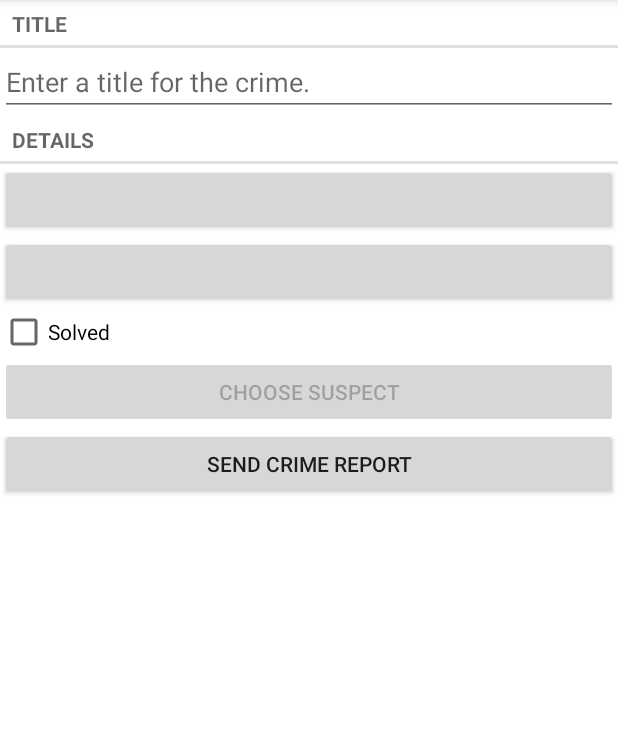
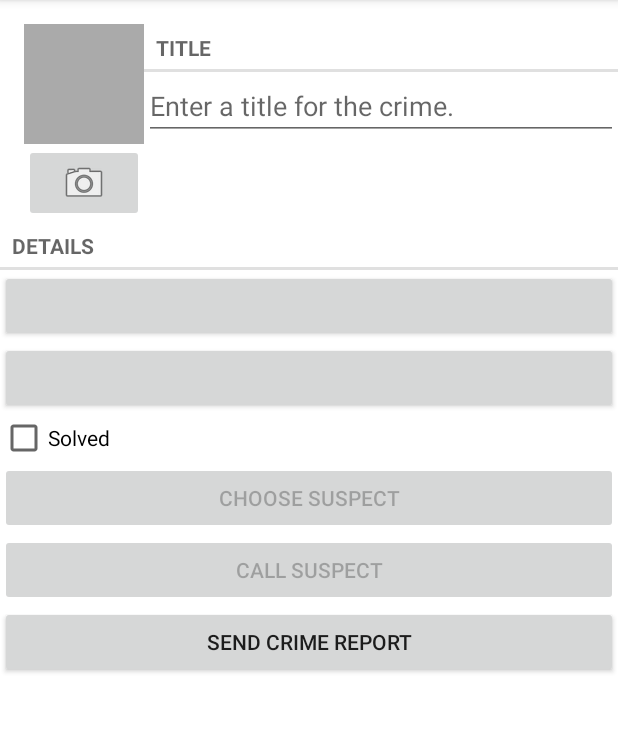
Before and after one commit to abdullahalamodi/android-kotlin-lec9_10, an Android app: the screen it shows after launch (MainActivity), after a tap on an icon or button, on a phone screen of 412 x 824 dp, the part 84-816 px from its top. Run offline under Robolectric (Android 15) with nearby library versions, the phone set to English and light mode, and no system bars; our stand-ins replace Room's generated code; 1 statement that could not run was skipped.

Commit message:
get suspect-phone and call suspect -ch_14-

```diff
--- a/app/src/main/AndroidManifest.xml
+++ b/app/src/main/AndroidManifest.xml
@@ -1,6 +1,7 @@
 <?xml version="1.0" encoding="utf-8"?>
 <manifest xmlns:android="http://schemas.android.com/apk/res/android"
     package="com.abdullahalamodi.criminalintent">
+    <uses-permission android:name="android.permission.READ_CONTACTS"/>
 
     <application
         android:name=".CriminalIntentApplication"
@@ -17,6 +18,16 @@
                 <category android:name="android.intent.category.LAUNCHER" />
             </intent-filter>
         </activity>
+
+        <provider
+            android:name="androidx.core.content.FileProvider"
+            android:authorities="com.abdullahalamodi.criminalintent.fileprovider"
+            android:exported="false"
+            android:grantUriPermissions="true">
+            <meta-data
+                android:name="android.support.FILE_PROVIDER_PATHS"
+                android:resource="@xml/files"/>
+        </provider>
     </application>
 
 </manifest>
--- a/app/src/main/java/com/abdullahalamodi/criminalintent/Crime.kt
+++ b/app/src/main/java/com/abdullahalamodi/criminalintent/Crime.kt
@@ -9,6 +9,7 @@ data class Crime(@PrimaryKey
     var title: String = "",
     var date: Date = Date(),
     var isSolved: Boolean = false,
-    var suspect: String = ""
+    var suspect: String = "",
+    var suspectPhone: String = ""
     //var requiresPolice: Boolean = false
 )
--- a/app/src/main/java/com/abdullahalamodi/criminalintent/CrimeFragment.kt
+++ b/app/src/main/java/com/abdullahalamodi/criminalintent/CrimeFragment.kt
@@ -13,9 +13,7 @@ import android.text.format.DateFormat.format
 import android.view.LayoutInflater
 import android.view.View
 import android.view.ViewGroup
-import android.widget.Button
-import android.widget.CheckBox
-import android.widget.EditText
+import android.widget.*
 import androidx.fragment.app.Fragment
 import androidx.lifecycle.ViewModelProviders
 import java.text.SimpleDateFormat
@@ -39,6 +37,10 @@ class CrimeFragment : Fragment(),
     private lateinit var solvedCheckBox: CheckBox
     private lateinit var reportButton: Button
     private lateinit var suspectButton: Button
+    private lateinit var suspectPhoneButton: Button
+    private lateinit var photoButton: ImageButton
+    private lateinit var photoView: ImageView
+
 
 
     private val crimeDetailViewModel: CrimeDetailViewModel by lazy {
@@ -64,6 +66,9 @@ class CrimeFragment : Fragment(),
         solvedCheckBox = view.findViewById(R.id.crime_solved);
         reportButton = view.findViewById(R.id.crime_report)
         suspectButton = view.findViewById(R.id.crime_suspect)
+        suspectPhoneButton = view.findViewById(R.id.suspect_phone)
+        photoButton = view.findViewById(R.id.crime_camera) as ImageButton
+        photoView = view.findViewById(R.id.crime_photo) as ImageView
 //        dateButton.apply {
 //            text = crime.date.toString()
 //            isEnabled = false
@@ -112,10 +117,21 @@ class CrimeFragment : Fragment(),
             //pickContactIntent.addCategory(Intent.CATEGORY_HOME)
             val packageManager: PackageManager = requireActivity().packageManager
             val resolvedActivity: ResolveInfo? =
-                packageManager.resolveActivity(pickContactIntent,
-                    PackageManager.MATCH_DEFAULT_ONLY)
+                packageManager.resolveActivity(
+                    pickContactIntent,
+                    PackageManager.MATCH_DEFAULT_ONLY
+                )
             if (resolvedActivity == null) {
                 isEnabled = false
+            }
+        }
+
+        suspectPhoneButton.apply {
+            this.isEnabled = crime.suspectPhone != "";
+            val callContactIntent = Intent(Intent.ACTION_DIAL)
+            callContactIntent.data = Uri.parse("tel:${crime.suspectPhone}")
+            setOnClickListener {
+                startActivity(callContactIntent)
             }
         }
         return view;
@@ -179,7 +195,10 @@ class CrimeFragment : Fragment(),
             requestCode == REQUEST_CONTACT && data != null -> {
                 val contactUri: Uri? = data.data
                 // Specify which fields you want your query to return values for
-                val queryFields = arrayOf(ContactsContract.Contacts.DISPLAY_NAME)
+                val queryFields = arrayOf(
+                    ContactsContract.Contacts.DISPLAY_NAME,
+                    ContactsContract.CommonDataKinds.Phone.NUMBER
+                )
                 // Perform your query - the contactUri is like a "where" clause here
                 val cursor = contactUri?.let {
                     requireActivity().contentResolver
@@ -195,11 +214,14 @@ class CrimeFragment : Fragment(),
                     it.moveToFirst()
                     val suspect = it.getString(0)
                     crime.suspect = suspect
+                    crime.suspectPhone = it.getString(1)
                     crimeDetailViewModel.saveCrime(crime)
                     suspectButton.text = suspect
                 }
             }
         }
+
+
     }
 
     private fun getCrimeReport(): String {
--- a/app/src/main/java/com/abdullahalamodi/criminalintent/CrimeRepository.kt
+++ b/app/src/main/java/com/abdullahalamodi/criminalintent/CrimeRepository.kt
@@ -5,6 +5,7 @@ import androidx.lifecycle.LiveData
 import androidx.room.Room
 import com.abdullahalamodi.criminalintent.database.CrimeDatabase
 import com.abdullahalamodi.criminalintent.database.migration_1_2
+import com.abdullahalamodi.criminalintent.database.migration_2_3
 import java.util.*
 import java.util.concurrent.Executors
 
@@ -16,7 +17,7 @@ class CrimeRepository private constructor(context: Context) {
         context.applicationContext,
         CrimeDatabase::class.java,
         DATABASE_NAME)
-        .addMigrations(migration_1_2)
+        .addMigrations(migration_2_3)
         .build()
 
     private val crimeDao = database.crimeDao();
--- a/app/src/main/java/com/abdullahalamodi/criminalintent/database/CrimeDatabase.kt
+++ b/app/src/main/java/com/abdullahalamodi/criminalintent/database/CrimeDatabase.kt
@@ -7,7 +7,7 @@ import androidx.room.migration.Migration
 import androidx.sqlite.db.SupportSQLiteDatabase
 import com.abdullahalamodi.criminalintent.Crime
 
-@Database(entities = [ Crime::class ], version=2,exportSchema = false)
+@Database(entities = [ Crime::class ], version=3,exportSchema = false)
 @TypeConverters(CrimeTypeConverters::class)
 abstract class CrimeDatabase : RoomDatabase() {
     abstract fun crimeDao():CrimeDao;
@@ -20,3 +20,11 @@ val migration_1_2 = object : Migration(1, 2) {
         )
     }
 }
+
+val migration_2_3 = object : Migration(2, 3) {
+    override fun migrate(database: SupportSQLiteDatabase) {
+        database.execSQL(
+            "ALTER TABLE Crime ADD COLUMN suspectPhone TEXT NOT NULL DEFAULT ''"
+        )
+    }
+}
--- a/app/src/main/res/layout/fragment_crime.xml
+++ b/app/src/main/res/layout/fragment_crime.xml
@@ -6,6 +6,39 @@
     android:background="@android:color/white"
     android:clickable="true"
     android:focusable="true"
+    android:orientation="vertical">
+
+    <LinearLayout
+        android:layout_width="match_parent"
+        android:layout_height="wrap_content"
+        android:layout_marginStart="16dp"
+        android:layout_marginTop="16dp"
+        android:orientation="horizontal">
+
+        <LinearLayout
+            android:layout_width="wrap_content"
+            android:layout_height="wrap_content"
+            android:orientation="vertical">
+
+            <ImageView
+                android:id="@+id/crime_photo"
+                android:layout_width="80dp"
+                android:layout_height="80dp"
+                android:background="@android:color/darker_gray"
+                android:cropToPadding="true"
+                android:scaleType="centerInside" />
+
+            <ImageButton
+                android:id="@+id/crime_camera"
+                android:layout_width="match_parent"
+                android:layout_height="wrap_content"
+                android:src="@android:drawable/ic_menu_camera" />
+        </LinearLayout>
+
+        <LinearLayout
+            android:layout_width="0dp"
+            android:layout_height="wrap_content"
+            android:layout_weight="1"
             android:orientation="vertical">
 
             <TextView
@@ -19,6 +52,8 @@
                 android:layout_width="match_parent"
                 android:layout_height="wrap_content"
                 android:hint="@string/crime_title_hint" />
+        </LinearLayout>
+    </LinearLayout>
 
     <TextView
         style="?android:listSeparatorTextViewStyle"
@@ -48,10 +83,17 @@
         android:id="@+id/crime_suspect"
         android:layout_width="match_parent"
         android:layout_height="wrap_content"
-        android:text="@string/crime_suspect_text"/>
+        android:text="@string/crime_suspect_text" />
+
+    <Button
+        android:id="@+id/suspect_phone"
+        android:layout_width="match_parent"
+        android:layout_height="wrap_content"
+        android:text="@string/crime_suspect_call_text" />
+
     <Button
         android:id="@+id/crime_report"
         android:layout_width="match_parent"
         android:layout_height="wrap_content"
-        android:text="@string/crime_report_text"/>
+        android:text="@string/crime_report_text" />
 </LinearLayout>
--- a/app/src/main/res/values/strings.xml
+++ b/app/src/main/res/values/strings.xml
@@ -7,6 +7,7 @@
     <string name="new_crime">New Crime</string>
     <string name="add_clue">There are no crimes try to add one</string>
     <string name="crime_suspect_text">Choose Suspect</string>
+    <string name="crime_suspect_call_text">Call Suspect</string>
     <string name="crime_report_text">Send Crime Report</string>
     <string name="crime_report">%1$s!The crime was discovered on %2$s. %3$s, and %4$s</string>
     <string name="crime_report_solved">The case is solved</string>
--- /dev/null
+++ b/app/src/main/res/xml/files.xml
@@ -0,0 +1,4 @@
+<?xml version="1.0" encoding="utf-8"?>
+<paths>
+    <files-path name="crime_photos" path="."/>
+</paths>
```
Lines whose indentation alone changed are shown as unchanged.
